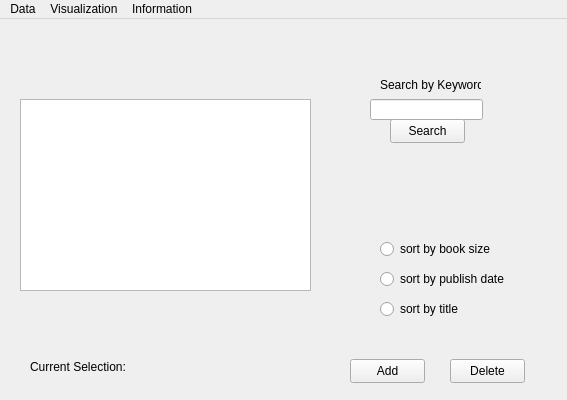
cchandel-dev/Library-Management-System, file QtWidgetsApplication-LMS/QtWidgetsApplicationLMS.ui: the form before one commit.
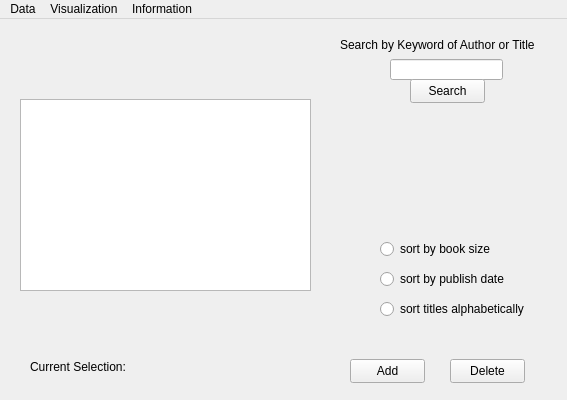
The form after the commit.

Commit message: using bost the keyword search from author and title is much better.

The edit to the form file:
```diff
--- a/QtWidgetsApplication-LMS/QtWidgetsApplicationLMS.ui
+++ b/QtWidgetsApplication-LMS/QtWidgetsApplicationLMS.ui
@@ -87,12 +87,12 @@
      <rect>
       <x>380</x>
       <y>280</y>
-      <width>89</width>
+      <width>151</width>
       <height>20</height>
      </rect>
     </property>
     <property name="text">
-     <string>sort by title</string>
+     <string>sort titles alphabetically</string>
     </property>
     <attribute name="buttonGroup">
      <string notr="true">buttonGroup</string>
@@ -127,8 +127,8 @@
    <widget class="QLineEdit" name="searchLine">
     <property name="geometry">
      <rect>
-      <x>370</x>
-      <y>80</y>
+      <x>390</x>
+      <y>40</y>
       <width>113</width>
       <height>21</height>
      </rect>
@@ -137,21 +137,21 @@
    <widget class="QLabel" name="label">
     <property name="geometry">
      <rect>
-      <x>380</x>
-      <y>50</y>
-      <width>101</width>
+      <x>340</x>
+      <y>10</y>
+      <width>211</width>
       <height>31</height>
      </rect>
     </property>
     <property name="text">
-     <string>Search by Keyword</string>
+     <string>Search by Keyword of Author or Title</string>
     </property>
    </widget>
    <widget class="QPushButton" name="searchButton">
     <property name="geometry">
      <rect>
-      <x>390</x>
-      <y>100</y>
+      <x>410</x>
+      <y>60</y>
       <width>75</width>
       <height>24</height>
      </rect>
```
The commit also changes 3 other files.
